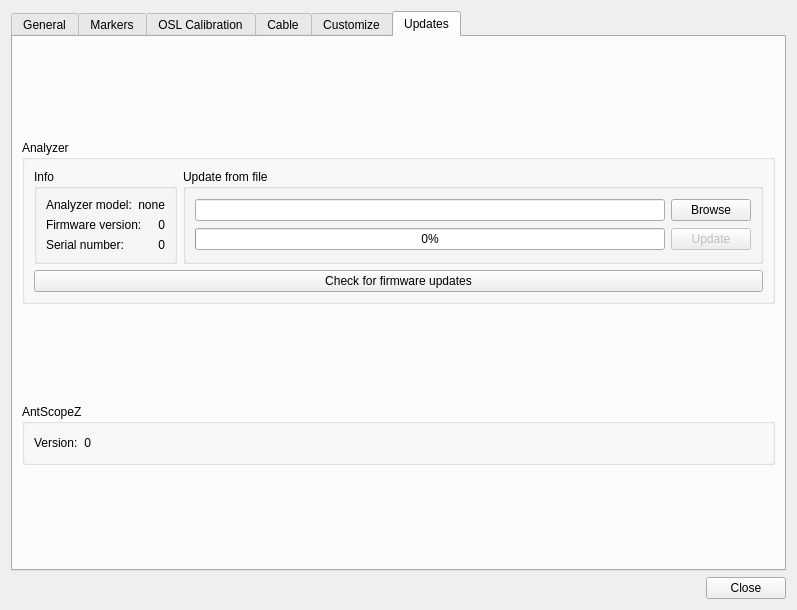
Old version of the form settings.ui in the repository K4HEZ/AntScopeZ.
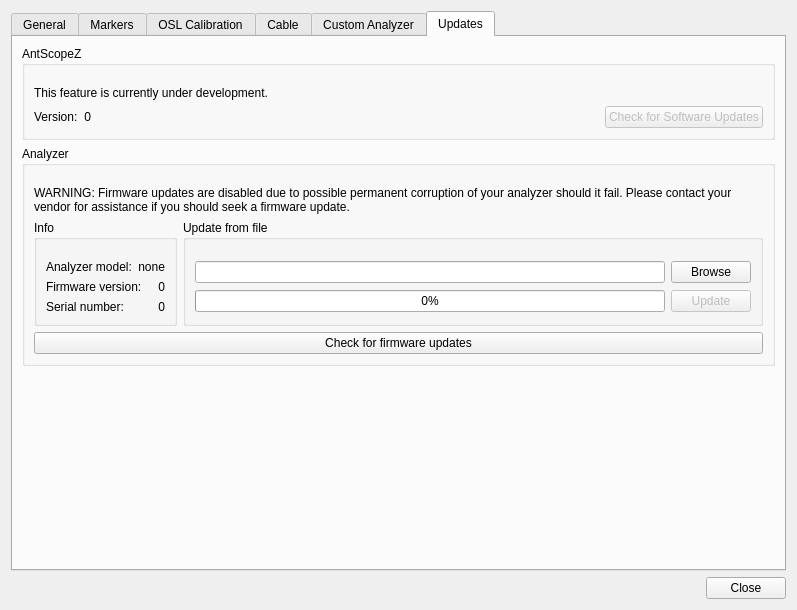
New version of the form. Custom widgets are drawn as their Qt base class.

Commit message: Settings: rework Updates + Custom Analyzer tabs, fix Connect Analyzer dialog title

The edit to the form file:
```diff
--- a/settings.ui
+++ b/settings.ui
@@ -1017,7 +1017,7 @@
      </widget>
      <widget class="QWidget" name="Custom">
       <attribute name="title">
-       <string>Customize</string>
+       <string>Custom Analyzer</string>
       </attribute>
       <layout class="QFormLayout" name="formLayout_10">
        <item row="0" column="0">
@@ -1321,6 +1321,85 @@
        <string>Updates</string>
       </attribute>
       <layout class="QVBoxLayout" name="verticalLayout_4">
+       <item>
+        <widget class="QGroupBox" name="groupBox_11">
+         <property name="sizePolicy">
+          <sizepolicy hsizetype="Preferred" vsizetype="Maximum">
+           <horstretch>0</horstretch>
+           <verstretch>0</verstretch>
+          </sizepolicy>
+         </property>
+         <property name="title">
+          <string>AntScopeZ</string>
+         </property>
+         <property name="flat">
+          <bool>false</bool>
+         </property>
+         <layout class="QHBoxLayout" name="horizontalLayout_15">
+          <property name="topMargin">
+           <number>20</number>
+          </property>
+          <item>
+           <layout class="QVBoxLayout" name="verticalLayout_5">
+            <item>
+             <widget class="QLabel" name="softwareUpdateUnderDevelopmentLabel">
+              <property name="text">
+               <string>This feature is currently under development.</string>
+              </property>
+             </widget>
+            </item>
+            <item>
+             <layout class="QHBoxLayout" name="horizontalLayout_14">
+              <item>
+               <widget class="QLabel" name="label_16">
+                <property name="text">
+                 <string>Version:</string>
+                </property>
+               </widget>
+              </item>
+              <item>
+               <widget class="QLabel" name="antScopeVersion">
+                <property name="text">
+                 <string notr="true">0</string>
+                </property>
+                <property name="alignment">
+                 <set>Qt::AlignmentFlag::AlignRight|Qt::AlignmentFlag::AlignTrailing|Qt::AlignmentFlag::AlignVCenter</set>
+                </property>
+               </widget>
+              </item>
+              <item>
+               <spacer name="horizontalSpacer">
+                <property name="orientation">
+                 <enum>Qt::Orientation::Horizontal</enum>
+                </property>
+                <property name="sizeHint" stdset="0">
+                 <size>
+                  <width>40</width>
+                  <height>20</height>
+                 </size>
+                </property>
+               </spacer>
+              </item>
+              <item>
+               <widget class="QPushButton" name="checkSoftwareUpdatesBtn">
+                <property name="enabled">
+                 <bool>false</bool>
+                </property>
+                <property name="toolTip">
+                 <string>Not implemented yet</string>
+                </property>
+                <property name="text">
+                 <string>Check for Software Updates</string>
+                </property>
+               </widget>
+              </item>
+             </layout>
+            </item>
+           </layout>
+          </item>
+         </layout>
+        </widget>
+       </item>
        <item>
         <widget class="QGroupBox" name="groupBox_10">
          <property name="sizePolicy">
@@ -1339,8 +1418,21 @@
           <bool>false</bool>
          </property>
          <layout class="QHBoxLayout" name="horizontalLayout_11">
+          <property name="topMargin">
+           <number>20</number>
+          </property>
           <item>
            <layout class="QVBoxLayout" name="verticalLayout_3">
+            <item>
+             <widget class="QLabel" name="firmwareWarningLabel">
+              <property name="text">
+               <string>WARNING: Firmware updates are disabled due to possible permanent corruption of your analyzer should it fail. Please contact your vendor for assistance if you should seek a firmware update.</string>
+              </property>
+              <property name="wordWrap">
+               <bool>true</bool>
+              </property>
+             </widget>
+            </item>
             <item>
              <layout class="QHBoxLayout" name="horizontalLayout_9">
               <item>
@@ -1349,6 +1441,9 @@
                  <string>Info</string>
                 </property>
                 <layout class="QHBoxLayout" name="horizontalLayout_5">
+                 <property name="topMargin">
+                  <number>20</number>
+                 </property>
                  <item>
                   <layout class="QVBoxLayout" name="verticalLayout">
                    <item>
@@ -1425,6 +1520,9 @@
                  <string>Update from file</string>
                 </property>
                 <layout class="QHBoxLayout" name="horizontalLayout_8">
+                 <property name="topMargin">
+                  <number>20</number>
+                 </property>
                  <item>
                   <layout class="QVBoxLayout" name="verticalLayout_2">
                    <item>
@@ -1486,60 +1584,17 @@
         </widget>
        </item>
        <item>
-        <widget class="QGroupBox" name="groupBox_11">
-         <property name="sizePolicy">
-          <sizepolicy hsizetype="Preferred" vsizetype="Maximum">
-           <horstretch>0</horstretch>
-           <verstretch>0</verstretch>
-          </sizepolicy>
+        <spacer name="verticalSpacer_updates">
+         <property name="orientation">
+          <enum>Qt::Orientation::Vertical</enum>
          </property>
-         <property name="title">
-          <string>AntScopeZ</string>
+         <property name="sizeHint" stdset="0">
+          <size>
+           <width>20</width>
+           <height>40</height>
+          </size>
          </property>
-         <property name="flat">
-          <bool>false</bool>
-         </property>
-         <layout class="QHBoxLayout" name="horizontalLayout_15">
-          <item>
-           <layout class="QVBoxLayout" name="verticalLayout_5">
-            <item>
-             <layout class="QHBoxLayout" name="horizontalLayout_14">
-              <item>
-               <widget class="QLabel" name="label_16">
-                <property name="text">
-                 <string>Version:</string>
-                </property>
-               </widget>
-              </item>
-              <item>
-               <widget class="QLabel" name="antScopeVersion">
-                <property name="text">
-                 <string notr="true">0</string>
-                </property>
-                <property name="alignment">
-                 <set>Qt::AlignmentFlag::AlignRight|Qt::AlignmentFlag::AlignTrailing|Qt::AlignmentFlag::AlignVCenter</set>
-                </property>
-               </widget>
-              </item>
-              <item>
-               <spacer name="horizontalSpacer">
-                <property name="orientation">
-                 <enum>Qt::Orientation::Horizontal</enum>
-                </property>
-                <property name="sizeHint" stdset="0">
-                 <size>
-                  <width>40</width>
-                  <height>20</height>
-                 </size>
-                </property>
-               </spacer>
-              </item>
-             </layout>
-            </item>
-           </layout>
-          </item>
-         </layout>
-        </widget>
+        </spacer>
        </item>
       </layout>
      </widget>
```
Left out of the diff: 32 changed lines with no effect on the pictures. The commit also changes 3 other files.
